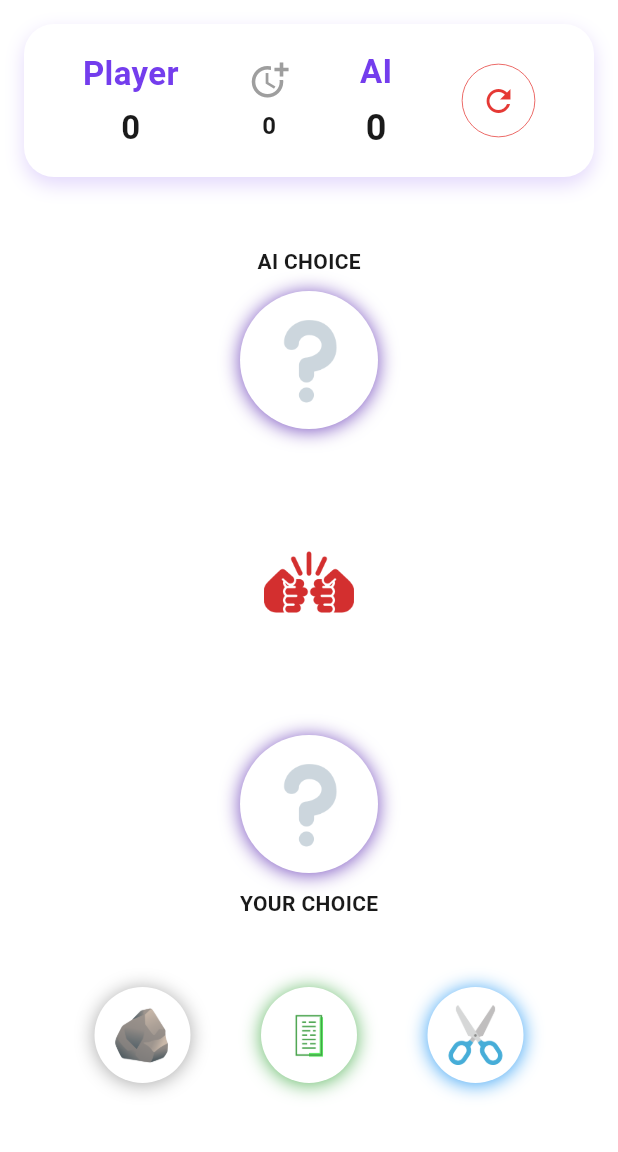
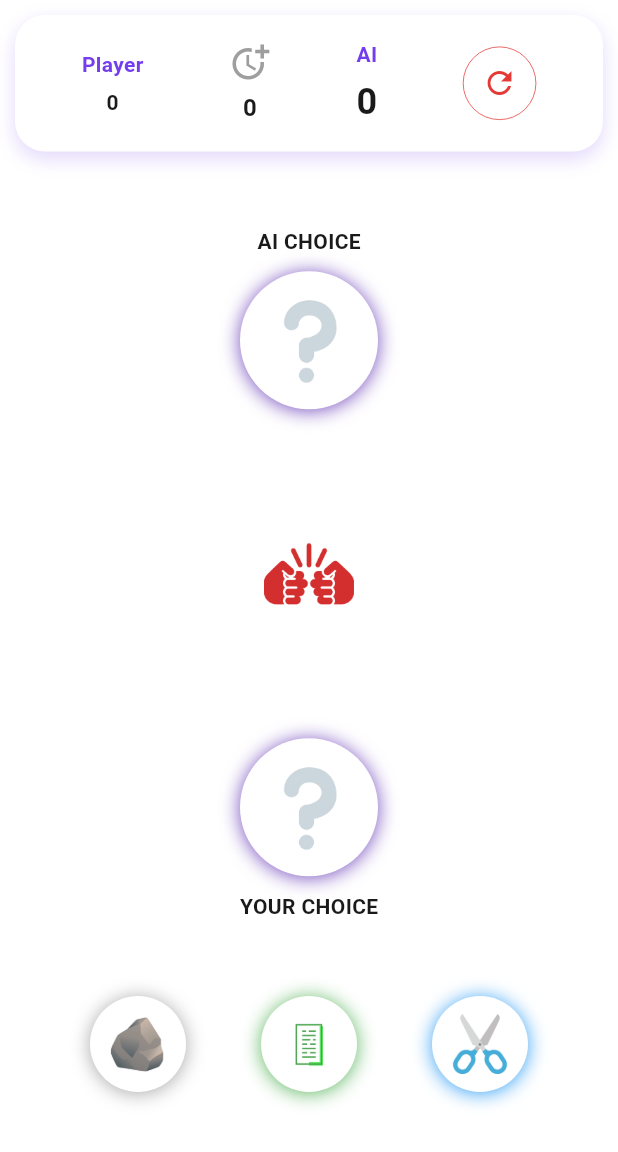
Before and after one commit to dididnk/rock_paper_scissor, a Flutter app: the screen it shows after launch, on a phone screen of 412 x 824 dp, the part 84-1236 px from its top. Run offline on Flutter 3.47's test engine with Material 3 defaults, Android fonts, the phone set to English and light mode, and no system bars; our stand-ins replace loading_animation_widget.

Commit message:
responsive design set

```diff
--- a/rock_paper_scissors/lib/pages/home_page.dart
+++ b/rock_paper_scissors/lib/pages/home_page.dart
@@ -224,8 +224,12 @@ class _HomePageState extends State<HomePage>
   @override
   Widget build(BuildContext context) {
     final l10n = AppLocalizations.of(context)!;
+    final isWebSCreen = MediaQuery.of(context).size.width > webScreenSize;
+    final double cardSize =
+        MediaQuery.of(context).size.width > webScreenSize ? 35.0 : 60.0;
 
-    Column iaChoiceWidget() {
+    /*-------- Widget -------------*/
+    Widget iaChoiceWidget() {
       return Column(
         children: [
           Text(
@@ -248,13 +252,17 @@ class _HomePageState extends State<HomePage>
                 ),
               ],
             ),
-            child: Image.asset(iaChoiceImage, height: 60, width: 60),
+            child: Image.asset(
+              iaChoiceImage,
+              height: cardSize,
+              width: cardSize,
+            ),
           ),
         ],
       );
     }
 
-    Column userChoiceWidget() {
+    Widget userChoiceWidget() {
       return Column(
         children: [
           Container(
@@ -270,7 +278,11 @@ class _HomePageState extends State<HomePage>
                 ),
               ],
             ),
-            child: Image.asset(userChoiceImage, height: 60, width: 60),
+            child: Image.asset(
+              userChoiceImage,
+              height: cardSize,
+              width: cardSize,
+            ),
           ),
           const SizedBox(height: 10),
           Text(
@@ -278,32 +290,6 @@ class _HomePageState extends State<HomePage>
             style: Theme.of(
               context,
             ).textTheme.bodyMedium?.copyWith(fontWeight: FontWeight.bold),
-          ),
-        ],
-      );
-    }
-
-    Row actionButtons() {
-      return Row(
-        mainAxisAlignment: MainAxisAlignment.spaceEvenly,
-        children: [
-          CustomButton(
-            choice: rock,
-            image: rockImageUrl,
-            color: Colors.grey,
-            onTap: () => onButtonPressed(rock, Colors.grey),
-          ),
-          CustomButton(
-            choice: paper,
-            image: paperImageUrl,
-            color: Colors.green,
-            onTap: () => onButtonPressed(paper, Colors.green),
-          ),
-          CustomButton(
-            choice: scissor,
-            image: scissorImageUrl,
-            color: Colors.blue,
-            onTap: () => onButtonPressed(scissor, Colors.blue),
           ),
         ],
       );
@@ -339,6 +325,71 @@ class _HomePageState extends State<HomePage>
       );
     }
 
+    /*-------------- Variables --------------- */
+
+    List<Widget> buttonList = [
+      CustomButton(
+        choice: rock,
+        image: rockImageUrl,
+        color: Colors.grey,
+        onTap: () => onButtonPressed(rock, Colors.grey),
+      ),
+      CustomButton(
+        choice: paper,
+        image: paperImageUrl,
+        color: Colors.green,
+        onTap: () => onButtonPressed(paper, Colors.green),
+      ),
+      CustomButton(
+        choice: scissor,
+        image: scissorImageUrl,
+        color: Colors.blue,
+        onTap: () => onButtonPressed(scissor, Colors.blue),
+      ),
+    ];
+
+    List<Widget> gameAreaList = [
+      // IA Choice
+      iaChoiceWidget(),
+      // VS Badge
+      Image.asset(vsImageUrl, height: 60, width: 60),
+      // User Choice
+      userChoiceWidget(),
+    ];
+
+    Widget actionButtons() {
+      return isWebSCreen
+          ? Column(
+            mainAxisAlignment: MainAxisAlignment.spaceEvenly,
+            children: buttonList,
+          )
+          : Row(
+            mainAxisAlignment: MainAxisAlignment.spaceEvenly,
+            children: buttonList,
+          );
+    }
+
+    Expanded gameArea() {
+      return Expanded(
+        child: Stack(
+          alignment: Alignment.center,
+          children: [
+            isWebSCreen
+                ? Row(
+                  mainAxisAlignment: MainAxisAlignment.spaceAround,
+                  children: gameAreaList,
+                )
+                : Column(
+                  mainAxisAlignment: MainAxisAlignment.spaceAround,
+                  children: gameAreaList,
+                ),
+            // Result Overlay
+            if (_showResult) resultOverlay(),
+          ],
+        ),
+      );
+    }
+
     return Scaffold(
       appBar: AppBar(
         title: Text(
@@ -350,9 +401,52 @@ class _HomePageState extends State<HomePage>
         actions: [LanguageWidget()],
       ),
       body: SafeArea(
-        child: Padding(
-          padding: const EdgeInsets.all(16.0),
+        child: Container(
+          width: double.infinity,
+          padding: const EdgeInsets.all(10.0),
+          child:
+              isWebSCreen
+                  ? Expanded(
+                    child: Row(
+                      mainAxisAlignment: MainAxisAlignment.spaceAround,
+                      children: [
+                        const SizedBox(width: 10),
+                        Flexible(
+                          flex: 2,
                           child: Column(
+                            mainAxisAlignment: MainAxisAlignment.spaceEvenly,
+                            children: [
+                              const SizedBox(height: 15.0),
+                              ScoreBoardWidget(
+                                userScore: userScore,
+                                iaScore: iaScore,
+                                roundsPlayed: roundsPlayed,
+                                resetGame: resetGame,
+                              ),
+                              const SizedBox(height: 15.0),
+
+                              // Game Area
+                              gameArea(),
+                              const SizedBox(height: 15.0),
+                            ],
+                          ),
+                        ),
+
+                        // Action Buttons
+                        const SizedBox(width: 20),
+                        if (showButtons) ...[
+                          actionButtons(),
+                        ] else ...[
+                          LoadingAnimationWidget.bouncingBall(
+                            color: Color(0xFF8E24AA),
+                            size: MediaQuery.of(context).size.height * 0.06,
+                          ),
+                        ],
+                        const SizedBox(width: 10),
+                      ],
+                    ),
+                  )
+                  : Column(
                     crossAxisAlignment: CrossAxisAlignment.center,
                     children: [
                       ScoreBoardWidget(
@@ -365,25 +459,7 @@ class _HomePageState extends State<HomePage>
                       const SizedBox(height: 10),
 
                       // Game Area
-              Expanded(
-                child: Stack(
-                  children: [
-                    Column(
-                      mainAxisAlignment: MainAxisAlignment.spaceAround,
-                      children: [
-                        // IA Choice
-                        iaChoiceWidget(),
-                        // VS Badge
-                        Image.asset(vsImageUrl, height: 60, width: 60),
-                        // User Choice
-                        userChoiceWidget(),
-                      ],
-                    ),
-                    // Result Overlay
-                    if (_showResult) resultOverlay(),
-                  ],
-                ),
-              ),
+                      gameArea(),
 
                       const SizedBox(height: 10),
 
--- a/rock_paper_scissors/lib/utils/global_constances.dart
+++ b/rock_paper_scissors/lib/utils/global_constances.dart
@@ -12,3 +12,5 @@ const String questionImageUrl = "assets/images/question.png";
 
 const String iaProfileUrl = "assets/images/ia.png";
 const String userProfileUrl = "assets/images/user.png";
+
+final int webScreenSize = 600;
--- a/rock_paper_scissors/lib/widgets/final_result_widget.dart
+++ b/rock_paper_scissors/lib/widgets/final_result_widget.dart
@@ -19,6 +19,8 @@ class FinalResultWidget extends StatelessWidget {
   Widget build(BuildContext context) {
     final bool isPlayerWin = userScore > iaScore;
     final String winnerImage = isPlayerWin ? userProfileUrl : iaProfileUrl;
+    final double cardSize =
+        MediaQuery.of(context).size.width > webScreenSize ? 35.0 : 60.0;
     final l10n = AppLocalizations.of(context)!;
 
     Widget pillScore(String who, int score, Color color) {
@@ -61,7 +63,7 @@ class FinalResultWidget extends StatelessWidget {
     }
 
     return Container(
-      padding: const EdgeInsets.all(22),
+      padding: const EdgeInsets.all(10.0),
       decoration: BoxDecoration(
         color:
             isPlayerWin
@@ -79,8 +81,10 @@ class FinalResultWidget extends StatelessWidget {
       ),
       child: Column(
         mainAxisSize: MainAxisSize.min,
+        mainAxisAlignment: MainAxisAlignment.center,
+        crossAxisAlignment: CrossAxisAlignment.stretch,
         children: [
-          Image.asset(winnerImage, height: 80, width: 80),
+          Image.asset(winnerImage, height: cardSize, width: cardSize),
           const SizedBox(height: 6),
           Text(
             isPlayerWin ? l10n.finalWin : l10n.finalLose,
@@ -88,8 +92,9 @@ class FinalResultWidget extends StatelessWidget {
               fontWeight: FontWeight.w600,
               letterSpacing: 1.1,
             ),
+            textAlign: TextAlign.center,
           ),
-          const SizedBox(height: 18),
+          const SizedBox(height: 10.0),
           Column(
             mainAxisAlignment: MainAxisAlignment.center,
             children: [
@@ -106,7 +111,7 @@ class FinalResultWidget extends StatelessWidget {
               ),
             ],
           ),
-          const SizedBox(height: 20),
+          const SizedBox(height: 10.0),
           ElevatedButton(
             style: ElevatedButton.styleFrom(
               backgroundColor: Colors.white,
--- a/rock_paper_scissors/lib/widgets/score_board_widget.dart
+++ b/rock_paper_scissors/lib/widgets/score_board_widget.dart
@@ -41,7 +41,7 @@ class ScoreBoardWidget extends StatelessWidget {
               Text(
                 l10n.player,
                 style: TextStyle(
-                  fontSize: Theme.of(context).textTheme.titleLarge?.fontSize,
+                  fontSize: Theme.of(context).textTheme.bodyMedium?.fontSize,
                   fontWeight: FontWeight.bold,
                   color: Theme.of(context).colorScheme.primary,
                 ),
@@ -50,7 +50,7 @@ class ScoreBoardWidget extends StatelessWidget {
               Text(
                 "$userScore",
                 style: TextStyle(
-                  fontSize: Theme.of(context).textTheme.titleLarge?.fontSize,
+                  fontSize: Theme.of(context).textTheme.bodyMedium?.fontSize,
                   fontWeight: FontWeight.bold,
                 ),
               ),
@@ -74,7 +74,7 @@ class ScoreBoardWidget extends StatelessWidget {
               Text(
                 l10n.ia,
                 style: TextStyle(
-                  fontSize: Theme.of(context).textTheme.titleLarge?.fontSize,
+                  fontSize: Theme.of(context).textTheme.bodyMedium?.fontSize,
                   fontWeight: FontWeight.bold,
                   color: Theme.of(context).colorScheme.primary,
                 ),
```
Lines whose indentation alone changed are shown as unchanged.
